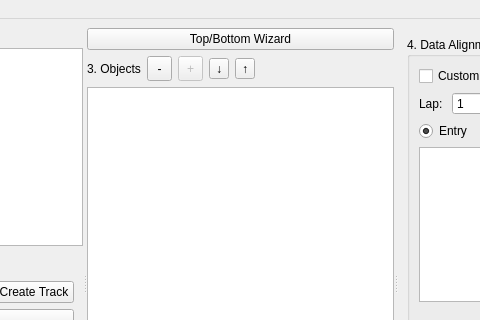
Qt form apps/ui/projectwindow.ui (hankedan000/gopro-overlay) before a commit; both pictures show x 255 to 735 and y 0 to 320 of the 1063 by 753 pixel window.
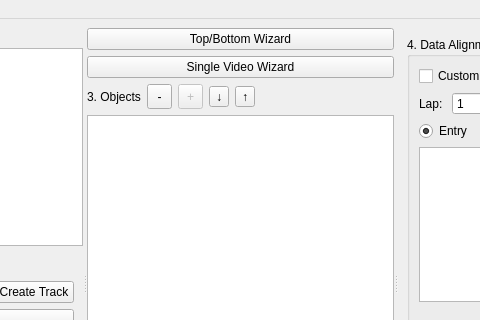
The same form after that commit.

Commit message: add single video wizard button

```diff
--- a/apps/ui/projectwindow.ui
+++ b/apps/ui/projectwindow.ui
@@ -87,6 +87,13 @@
               </property>
              </widget>
             </item>
+            <item>
+             <widget class="QPushButton" name="singleVideoWizard">
+              <property name="text">
+               <string>Single Video Wizard</string>
+              </property>
+             </widget>
+            </item>
             <item>
              <layout class="QHBoxLayout" name="horizontalLayout_5">
               <property name="topMargin">
```
The commit also changes 1 other file.
